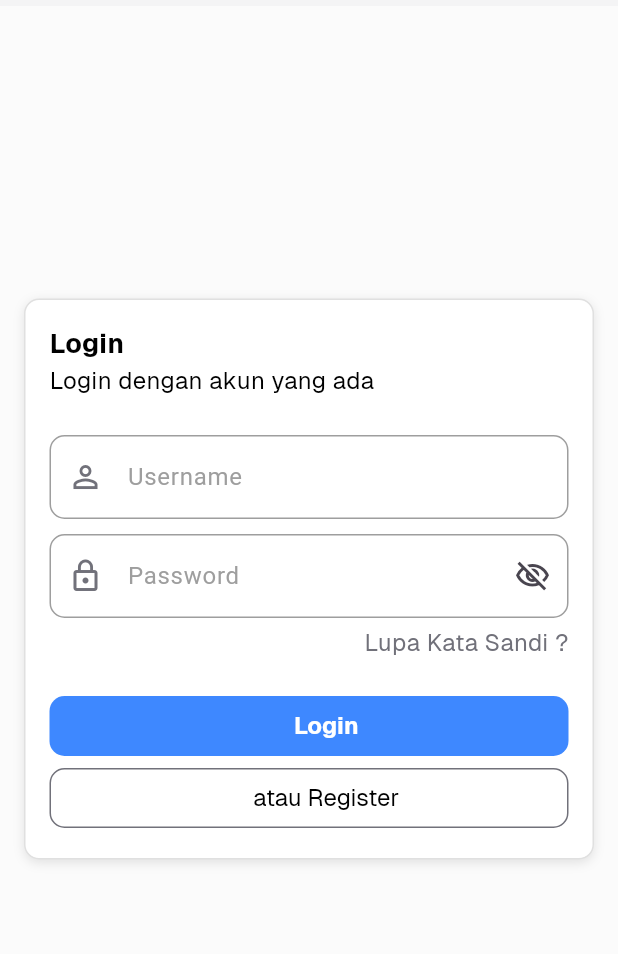
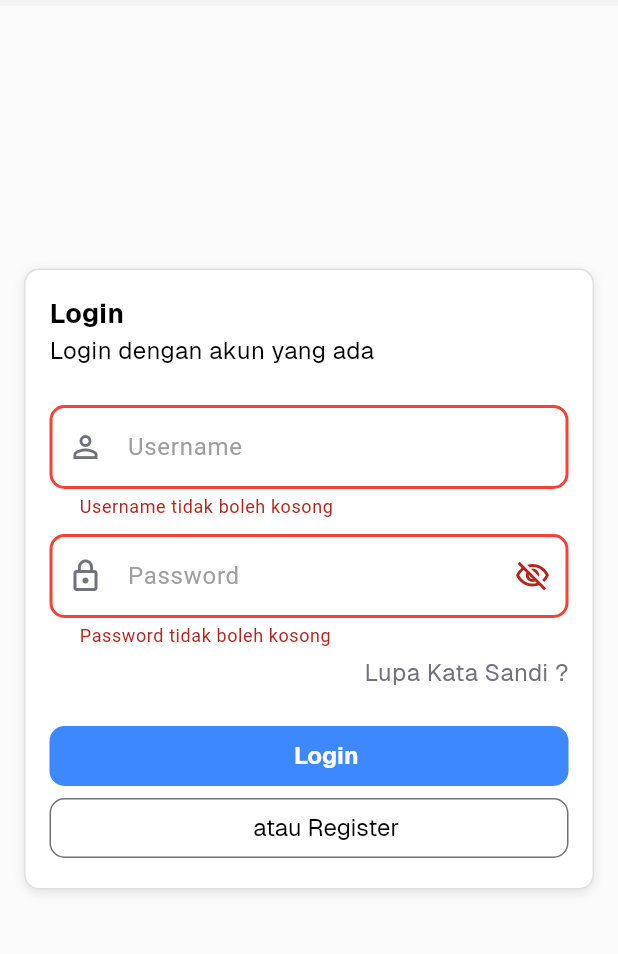
Before and after one commit to MuhammadYaumil1212/SummitDocs, a Flutter app: the screen it shows after launch, after a tap on "Login", on a phone screen of 412 x 824 dp, the part 84-1038 px from its top. Run offline on Flutter 3.47's test engine with Material 3 defaults, Android fonts, the phone set to English and light mode, and no system bars; our stand-ins replace bloc, dartz, dio, equatable, flutter_bloc, flutter_svg and 5 more; accounts and stored records are empty; project files that could hold a hidden picture were left out.

```diff
--- a/lib/Presentations/signin/pages/signin_screen.dart
+++ b/lib/Presentations/signin/pages/signin_screen.dart
@@ -55,17 +55,20 @@ class _SigninScreenState extends State<SigninScreen> {
       ),
 
       /// Use bloc builder if you wanna used the state
-      appWidget: Column(
+      appWidget: Center(
+        child: SingleChildScrollView(
+          scrollDirection: Axis.vertical,
+          child: Column(
             crossAxisAlignment: CrossAxisAlignment.center,
             mainAxisAlignment: MainAxisAlignment.center,
             children: [
               Padding(
                 padding: const EdgeInsets.all(16.0),
-            child: Center(
                 child: LoginCard(),
-            ),
               )
             ],
+          ),
+        ),
       ),
     );
   }
--- a/lib/Presentations/signin/widgets/login_card.dart
+++ b/lib/Presentations/signin/widgets/login_card.dart
@@ -16,6 +16,7 @@ class LoginCard extends StatefulWidget {
 class _LoginCardState extends State<LoginCard> {
   late final TextEditingController _username;
   late final TextEditingController _password;
+  final _formKey = GlobalKey<FormState>();
 
   @override
   void initState() {
@@ -31,6 +32,15 @@ class _LoginCardState extends State<LoginCard> {
     super.dispose();
   }
 
+  void _validateAndLogin() {
+    if (_formKey.currentState!.validate()) {
+      print("Login berhasil");
+    } else {
+      print("Validasi gagal");
+      FocusScope.of(context).requestFocus(FocusNode());
+    }
+  }
+
   Widget _buildTextField(
       String hint, TextEditingController controller, IconData icon,
       {bool obscureText = false}) {
@@ -39,6 +49,26 @@ class _LoginCardState extends State<LoginCard> {
       controller: controller,
       obscureText: obscureText,
       prefixIcon: Icon(icon, color: AppColors.grayBackground3),
+      validator: (value) {
+        if (value == null || value.isEmpty) {
+          return '$hint tidak boleh kosong';
+        }
+        if (hint == "Username" && value.length < 4) {
+          return 'Username minimal 4 karakter';
+        }
+        if (hint == "Password") {
+          if (value.length < 8) {
+            return 'Password minimal 8 karakter';
+          }
+          if (!RegExp(r'(?=.*[A-Z])').hasMatch(value)) {
+            return 'Password harus mengandung setidaknya satu huruf besar';
+          }
+          if (!RegExp(r'(?=.*\d)').hasMatch(value)) {
+            return 'Password harus mengandung setidaknya satu angka';
+          }
+        }
+        return null;
+      },
     );
   }
 
@@ -58,27 +88,41 @@ class _LoginCardState extends State<LoginCard> {
         ],
       ),
       padding: const EdgeInsets.all(16),
+      child: Form(
+        key: _formKey,
         child: Column(
           crossAxisAlignment: CrossAxisAlignment.start,
           children: [
             const AppText(
-              text: "Login", fontWeight: FontWeight.w700, fontSize: 18),
+              text: "Login",
+              fontWeight: FontWeight.w700,
+              fontSize: 18,
+            ),
             const AppText(
                 text: "Login dengan akun yang ada",
                 fontWeight: FontWeight.w400,
                 fontSize: 16),
             const SizedBox(height: 20),
-          _buildTextField("Username", _username, Icons.person_outline),
-          _buildTextField("Password", _password, Icons.lock_outline,
-              obscureText: true),
+            _buildTextField(
+              "Username",
+              _username,
+              Icons.person_outline,
+            ),
+            _buildTextField(
+              "Password",
+              _password,
+              Icons.lock_outline,
+              obscureText: true,
+            ),
             Align(
               alignment: Alignment.centerRight,
               child: AppText(
                 text: "Lupa Kata Sandi ?",
-                fontColor: AppColors.grayBackground3),
+                fontColor: AppColors.grayBackground3,
+              ),
             ),
             const SizedBox(height: 20),
-          AppButton(text: "Login", action: () {}),
+            AppButton(text: "Login", action: _validateAndLogin),
             AppButton(
               action: () {
                 AppNavigator.push(context, SignupScreen());
@@ -91,6 +135,7 @@ class _LoginCardState extends State<LoginCard> {
             ),
           ],
         ),
+      ),
     );
   }
 }
--- a/lib/Presentations/signup/widgets/register_card.dart
+++ b/lib/Presentations/signup/widgets/register_card.dart
@@ -92,7 +92,7 @@ class _RegisterCardState extends State<RegisterCard> {
               AppNavigator.pushAndRemove(
                 context,
                 SigninScreen(),
-                transitionType: TransitionType.fade,
+                slideType: SlideType.left,
               );
             },
             text: "atau Login",
--- a/lib/commons/widgets/app_scaffold.dart
+++ b/lib/commons/widgets/app_scaffold.dart
@@ -11,6 +11,7 @@ class AppScaffold<BlocState extends Equatable, BlocEvent extends Equatable,
   final Widget? bottomAppbar;
   final PreferredSizeWidget? appBar;
   final Color? backgroundColor;
+  final bool? resizeToAvoidBottom;
 
   const AppScaffold({
     super.key,
@@ -20,6 +21,7 @@ class AppScaffold<BlocState extends Equatable, BlocEvent extends Equatable,
     required this.listener,
     required this.bloc,
     this.bottomAppbar,
+    this.resizeToAvoidBottom,
   });
 
   @override
@@ -32,6 +34,7 @@ class AppScaffold<BlocState extends Equatable, BlocEvent extends Equatable,
         child: Scaffold(
           appBar: appBar,
           bottomNavigationBar: bottomAppbar,
+          resizeToAvoidBottomInset: resizeToAvoidBottom,
           backgroundColor: backgroundColor ?? AppColors.secondaryBackground,
           body: SafeArea(
             child: appWidget,
--- a/lib/commons/widgets/app_textfield.dart
+++ b/lib/commons/widgets/app_textfield.dart
@@ -9,6 +9,7 @@ class AppTextfield extends StatefulWidget {
   final Function(String)? onChanged;
   final Function()? onTap;
   final bool readOnly;
+  final String? Function(String?)? validator;
 
   const AppTextfield({
     Key? key,
@@ -20,6 +21,7 @@ class AppTextfield extends StatefulWidget {
     this.onChanged,
     this.onTap,
     this.readOnly = false,
+    this.validator,
   }) : super(key: key);
 
   @override
@@ -39,13 +41,14 @@ class _AppTextfieldState extends State<AppTextfield> {
   Widget build(BuildContext context) {
     return Padding(
       padding: const EdgeInsets.symmetric(vertical: 5),
-      child: TextField(
+      child: TextFormField(
         controller: widget.controller,
         keyboardType: widget.keyboardType,
         obscureText: _obscureText,
         onChanged: widget.onChanged,
         onTap: widget.onTap,
         readOnly: widget.readOnly,
+        validator: widget.validator,
         style: const TextStyle(color: Colors.black),
         decoration: InputDecoration(
           filled: true,
@@ -61,6 +64,14 @@ class _AppTextfieldState extends State<AppTextfield> {
           ),
           focusedBorder: const OutlineInputBorder(
             borderSide: BorderSide(color: Colors.grey, width: 2),
+            borderRadius: BorderRadius.all(Radius.circular(10)),
+          ),
+          errorBorder: const OutlineInputBorder(
+            borderSide: BorderSide(color: Colors.red, width: 2),
+            borderRadius: BorderRadius.all(Radius.circular(10)),
+          ),
+          focusedErrorBorder: const OutlineInputBorder(
+            borderSide: BorderSide(color: Colors.red, width: 2),
             borderRadius: BorderRadius.all(Radius.circular(10)),
           ),
           prefixIcon: widget.prefixIcon,
--- a/lib/core/helper/navigation/app_navigation.dart
+++ b/lib/core/helper/navigation/app_navigation.dart
@@ -7,43 +7,54 @@ enum TransitionType {
   slideAndFade,
 }
 
+enum SlideType {
+  left,
+  right,
+}
+
 /// if you wanna change the transition,
 /// just add new transition type and add it to _buildTransition
 class AppNavigator {
-  static void pushReplacement(BuildContext context, Widget widget,
-      {TransitionType transitionType = TransitionType.slide}) {
+  static void pushReplacement(
+    BuildContext context,
+    Widget widget, {
+    TransitionType transitionType = TransitionType.slide,
+    SlideType slideType = SlideType.right,
+  }) {
     Navigator.of(context).pushReplacement(
       PageRouteBuilder(
         transitionDuration: Duration(milliseconds: 300),
         pageBuilder: (context, animation, secondaryAnimation) => widget,
         transitionsBuilder: (context, animation, secondaryAnimation, child) {
-          return _buildTransition(animation, child, transitionType);
+          return _buildTransition(animation, child, transitionType, slideType);
         },
       ),
     );
   }
 
   static void push(BuildContext context, Widget widget,
-      {TransitionType transitionType = TransitionType.slide}) {
+      {TransitionType transitionType = TransitionType.slide,
+      SlideType slideType = SlideType.right}) {
     Navigator.of(context).push(
       PageRouteBuilder(
         transitionDuration: Duration(milliseconds: 300),
         pageBuilder: (context, animation, secondaryAnimation) => widget,
         transitionsBuilder: (context, animation, secondaryAnimation, child) {
-          return _buildTransition(animation, child, transitionType);
+          return _buildTransition(animation, child, transitionType, slideType);
         },
       ),
     );
   }
 
   static void pushAndRemove(BuildContext context, Widget widget,
-      {TransitionType transitionType = TransitionType.slide}) {
+      {TransitionType transitionType = TransitionType.slide,
+      SlideType slideType = SlideType.right}) {
     Navigator.of(context).pushAndRemoveUntil(
       PageRouteBuilder(
         transitionDuration: Duration(milliseconds: 300),
         pageBuilder: (context, animation, secondaryAnimation) => widget,
         transitionsBuilder: (context, animation, secondaryAnimation, child) {
-          return _buildTransition(animation, child, transitionType);
+          return _buildTransition(animation, child, transitionType, slideType);
         },
       ),
       (Route<dynamic> route) => false,
@@ -51,9 +62,12 @@ class AppNavigator {
   }
 
   static Widget _buildTransition(Animation<double> animation, Widget child,
-      TransitionType transitionType) {
-    const begin = Offset(1.0, 0.0); // Mulai dari kanan layar
-    const end = Offset.zero; // Berakhir di posisi normal
+      TransitionType transitionType, SlideType slideType) {
+    Offset begin = slideType == SlideType.right
+        ? const Offset(1.0, 0.0) // Dari kanan ke kiri (default)
+        : const Offset(-1.0, 0.0); // Dari kiri ke kanan
+
+    const end = Offset.zero;
     const curve = Curves.easeInOut;
 
     var slideTween =
```
Lines whose indentation alone changed are shown as unchanged.
